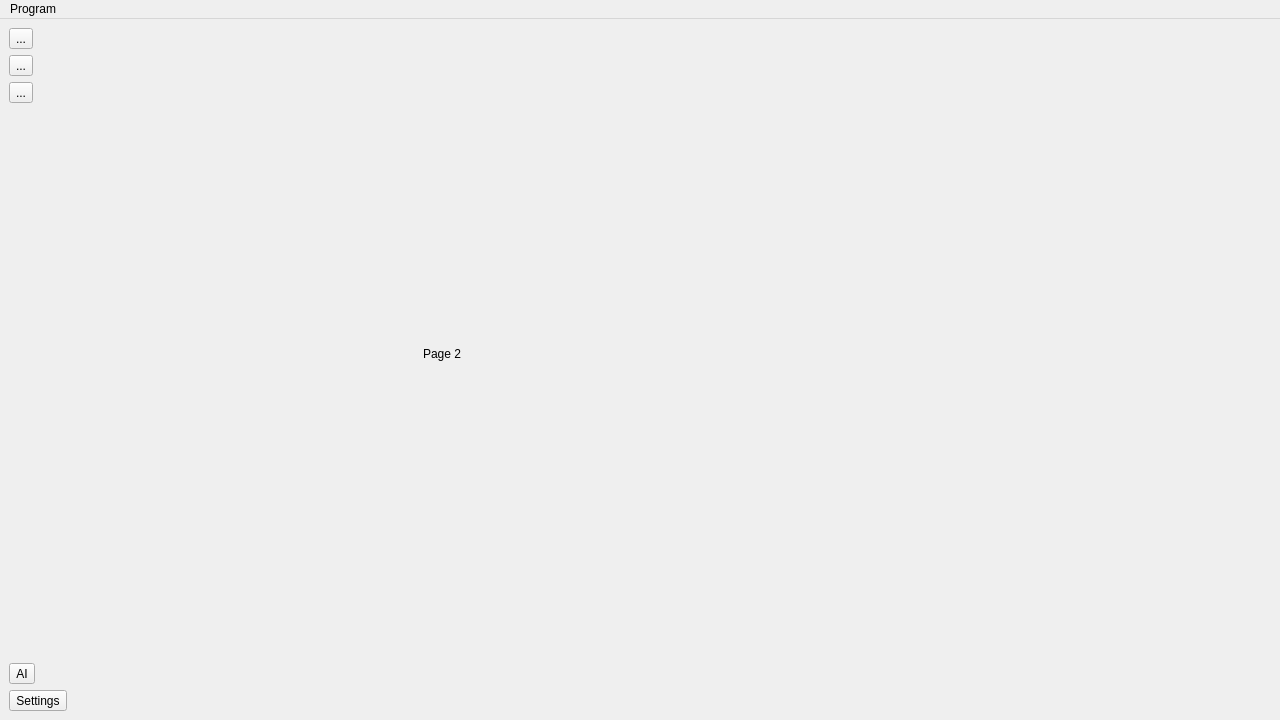
First picture: the form in Verdandi/mainwindow.ui, repository Glanshammar/Verdandi, before the edit.
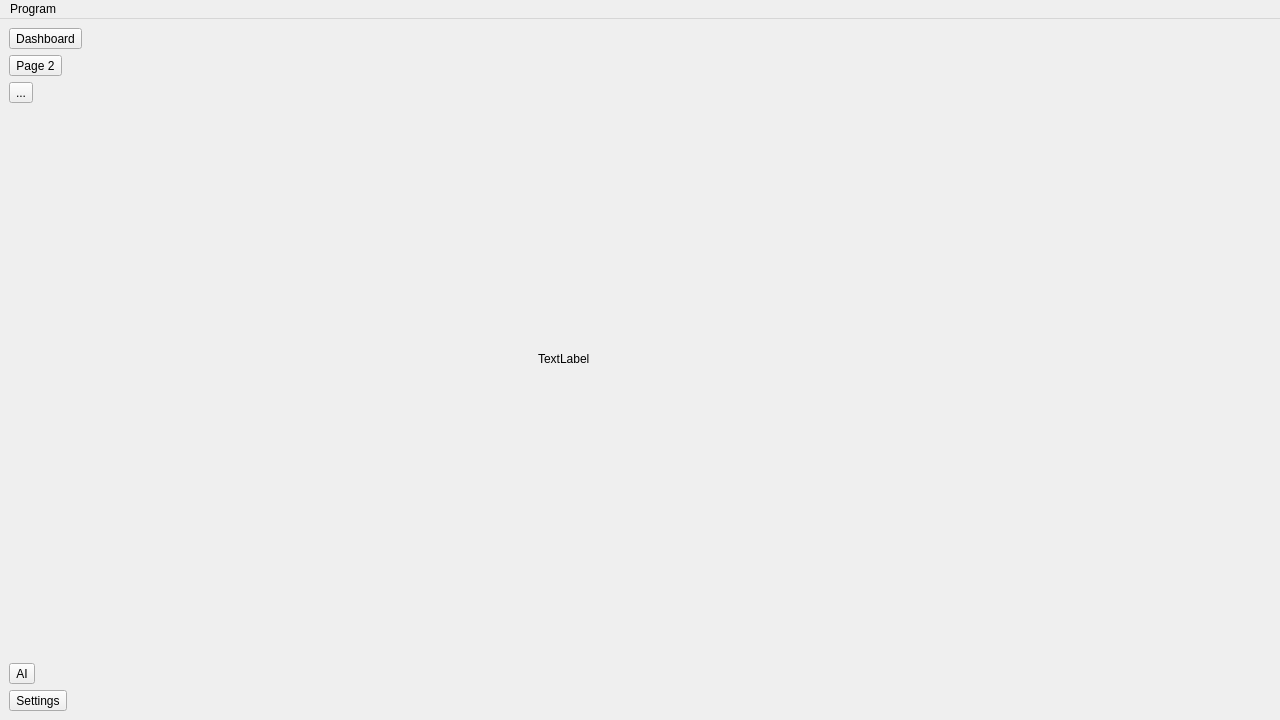
Second picture: the form after the edit. The open tabs and pages were chosen to show the change. Icons and pictures are not drawn.

```diff
--- a/Verdandi/mainwindow.ui
+++ b/Verdandi/mainwindow.ui
@@ -26,14 +26,14 @@
       <item>
        <widget class="QToolButton" name="buttonDashboard">
         <property name="text">
-         <string>...</string>
+         <string>Dashboard</string>
         </property>
        </widget>
       </item>
       <item>
        <widget class="QToolButton" name="toolButton_2">
         <property name="text">
-         <string>...</string>
+         <string>Page 2</string>
         </property>
        </widget>
       </item>
@@ -174,14 +174,14 @@
          <widget class="QLabel" name="labelPage2">
           <property name="geometry">
            <rect>
-            <x>350</x>
-            <y>270</y>
-            <width>411</width>
-            <height>111</height>
+            <x>450</x>
+            <y>280</y>
+            <width>191</width>
+            <height>101</height>
            </rect>
           </property>
           <property name="text">
-           <string>Page 2</string>
+           <string>TextLabel</string>
           </property>
          </widget>
         </widget>
```
Left out of the diff: 2 changed lines with no effect on the pictures.
